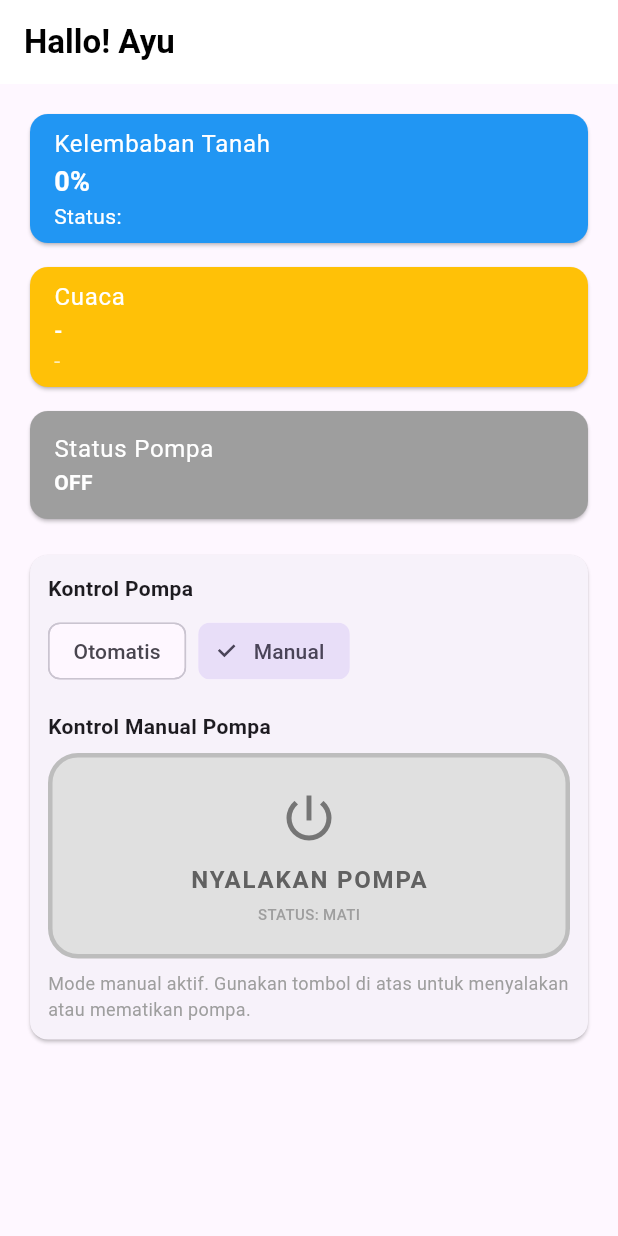
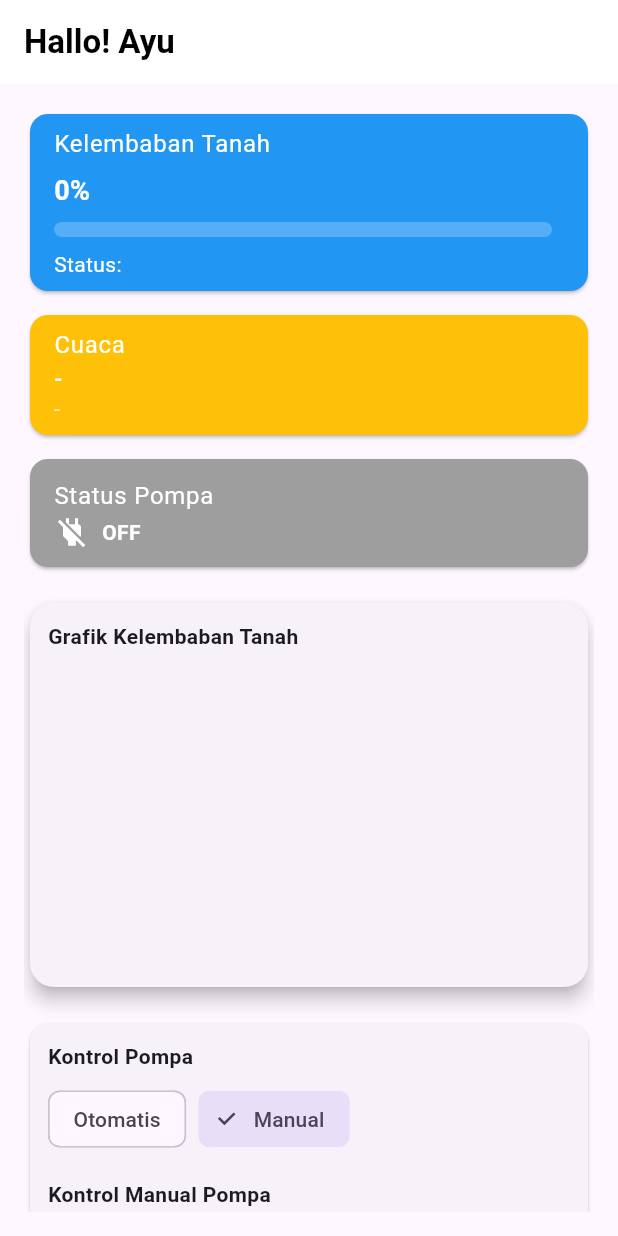
Before and after one commit to Ayuke123/Irigasi_cerdas_baru_Solo, a Flutter app: the DashboardPage screen opened directly, on a phone screen of 412 x 824 dp. Run offline on Flutter 3.47's test engine with Material 3 defaults, Android fonts, the phone set to English and light mode, and no system bars; drawn by our look-alikes of fl_chart; our stand-ins replace cloud_firestore, firebase_auth, firebase_core, firebase_database, flutter_local_notifications; accounts and stored records are empty; network calls fail.

Commit message:
pompa manual, grafik

```diff
--- a/lib/pages/home_page.dart
+++ b/lib/pages/home_page.dart
@@ -7,15 +7,13 @@ import 'package:firebase_auth/firebase_auth.dart';
 import 'package:cloud_firestore/cloud_firestore.dart';
 import 'package:flutter_local_notifications/flutter_local_notifications.dart';
 import 'package:intl/intl.dart';
+import 'package:fl_chart/fl_chart.dart';
 
 void main() async {
   WidgetsFlutterBinding.ensureInitialized();
-  final dbRef = FirebaseDatabase.instanceFor(
-    app: Firebase.app(),
-    databaseURL:
-        "https://irigasi-cerdas-baru-default-rtdb.asia-southeast1.firebasedatabase.app",
-  ).ref();
-
+  await Firebase.initializeApp(
+    options: DefaultFirebaseOptions.currentPlatform,
+  );
   runApp(MyApp());
 }
 
@@ -26,57 +24,6 @@ class MyApp extends StatelessWidget {
       title: 'Irigasi Cerdas',
       debugShowCheckedModeBanner: false,
       home: DashboardPage(),
-    );
-  }
-
-  Widget _buildManualButton({
-    required String title,
-    required IconData icon,
-    required Color color,
-    required bool isActive,
-    required VoidCallback onTap,
-  }) {
-    return InkWell(
-      onTap: onTap,
-      borderRadius: BorderRadius.circular(12),
-      child: Container(
-        padding: const EdgeInsets.symmetric(vertical: 12),
-        decoration: BoxDecoration(
-          color: isActive ? color : Colors.grey.shade200,
-          borderRadius: BorderRadius.circular(12),
-          border: Border.all(
-            color: isActive ? color : Colors.grey.shade400,
-            width: 2,
-          ),
-          boxShadow: isActive
-              ? [
-                  BoxShadow(
-                    color: color.withOpacity(0.4),
-                    blurRadius: 8,
-                    offset: const Offset(0, 4),
-                  )
-                ]
-              : [],
-        ),
-        child: Column(
-          children: [
-            Icon(
-              icon,
-              color: isActive ? Colors.white : Colors.grey.shade600,
-              size: 28,
-            ),
-            const SizedBox(height: 4),
-            Text(
-              title,
-              style: TextStyle(
-                color: isActive ? Colors.white : Colors.grey.shade600,
-                fontWeight: FontWeight.bold,
-                fontSize: 12,
-              ),
-            ),
-          ],
-        ),
-      ),
     );
   }
 }
@@ -98,9 +45,11 @@ class _DashboardPageState extends State<DashboardPage> {
 
   // 🔥 DATA SENSOR
   String pumpStatus = "OFF";
-  String soilStatus = ""; // Kosongkan agar tidak memicu notif saat awal buka
+  String soilStatus = "";
   int soilValue = 0;
   String mode = "Manual";
+  bool pumpValue = false;
+  List<FlSpot> soilData = [];
 
   // 🔥 DATA CUACA
   String suhu = "-";
@@ -113,44 +62,60 @@ class _DashboardPageState extends State<DashboardPage> {
     loadWeather();
 
     dbRef.child('live').onValue.listen((event) {
-      print("🔥 MASUK LISTENER");
-      print("SNAPSHOT: ${event.snapshot.value}");
-
-      if (!event.snapshot.exists || event.snapshot.value == null) {
-        print("DATA KOSONG");
-        return;
-      }
+      if (!event.snapshot.exists || event.snapshot.value == null) return;
 
       final rawData = event.snapshot.value as Map<dynamic, dynamic>;
-
-      final data = rawData.map(
-        (key, value) => MapEntry(key.toString(), value),
-      );
+      final data = rawData.map((key, value) => MapEntry(key.toString(), value));
 
       setState(() {
         pumpStatus = data['pump_state']?.toString() ?? "OFF";
         final newSoilStatus = data['status']?.toString() ?? "Tidak diketahui";
 
-        // Cek jika status tanah berubah untuk kirim notifikasi
-        if (newSoilStatus != soilStatus && soilStatus != "Kering" && soilStatus != "Basah" && soilStatus != "Lembap") {
-           // Ini untuk inisialisasi awal agar tidak langsung notif saat aplikasi dibuka
-        } else if (newSoilStatus != soilStatus) {
+        if (soilStatus != "" && newSoilStatus != soilStatus) {
            _sendNotification(newSoilStatus);
            _saveNotificationToDatabase(newSoilStatus);
         }
 
         soilStatus = newSoilStatus;
         soilValue = int.tryParse("${data['value']}") ?? 0;
+
+        // Update data grafik (maksimal 10 data terakhir)
+        if (soilData.length > 10) soilData.removeAt(0);
+        soilData.add(FlSpot(soilData.length.toDouble(), soilValue.toDouble()));
+      });
     });
 
-      print("DATA SETELAH PARSE: $data");
-    });
-
-    /// 🔥 MODE
     dbRef.child('control/mode').onValue.listen((event) {
       if (event.snapshot.exists && event.snapshot.value != null) {
         setState(() {
           mode = event.snapshot.value.toString();
+        });
+      }
+    });
+
+    dbRef.child('control/pump').onValue.listen((event) {
+      if (event.snapshot.exists && event.snapshot.value != null) {
+        setState(() {
+          pumpValue = event.snapshot.value as bool;
+        });
+      }
+    });
+
+    dbRef.child('history').limitToLast(10).onValue.listen((event) {
+      if (event.snapshot.exists) {
+        final data = event.snapshot.value as Map<dynamic, dynamic>;
+
+        List<FlSpot> temp = [];
+        int index = 0;
+
+        data.forEach((key, value) {
+          final persen = value['nilai_persen'] ?? 0;
+          temp.add(FlSpot(index.toDouble(), persen.toDouble()));
+          index++;
+        });
+
+        setState(() {
+          soilData = temp;
         });
       }
     });
@@ -196,191 +161,170 @@ class _DashboardPageState extends State<DashboardPage> {
   Future<void> loadWeather() async {
     try {
       final user = FirebaseAuth.instance.currentUser;
-
       String alamat = "Makassar";
-
       if (user != null) {
-        final doc = await FirebaseFirestore.instance
-            .collection('users')
-            .doc(user.uid)
-            .get();
-
+        final doc = await FirebaseFirestore.instance.collection('users').doc(user.uid).get();
         if (doc.exists) {
-          final data = doc.data();
-          alamat = data?['alamat'] ?? "Makassar";
+          alamat = doc.data()?['alamat'] ?? "Makassar";
         }
       }
-
       final result = await WeatherService().getWeatherByAddress(alamat);
-
       setState(() {
         suhu = "${result.current.temperature.toStringAsFixed(0)}°C";
         lokasi = result.current.cityName;
       });
-
-      debugPrint("LOKASI USER: $alamat");
     } catch (e) {
       debugPrint("ERROR CUACA: $e");
     }
+  }
+
+  Color getSoilColor() {
+    if (soilStatus == "Kering") return Colors.red;
+    if (soilStatus == "Lembap") return Colors.orange;
+    if (soilStatus == "Basah") return Colors.green;
+    return Colors.blue;
   }
 
   @override
   Widget build(BuildContext context) {
     return Scaffold(
       appBar: AppBar(
-        title: const Text(
-          'Hallo! Ayu',
-          style: TextStyle(
-            fontWeight: FontWeight.bold,
-          ),
-        ),
-        centerTitle: false, // biar ke kiri
+        title: const Text('Hallo! Ayu', style: TextStyle(fontWeight: FontWeight.bold)),
+        centerTitle: false,
         backgroundColor: Colors.white,
         foregroundColor: Colors.black,
         elevation: 0,
       ),
       body: Padding(
         padding: const EdgeInsets.all(16.0),
+        child: SingleChildScrollView(
           child: Column(
             children: [
-            /// 🔥 KELEMBABAN TANAH (REALTIME FIX)
               Card(
-              color: Colors.blue,
+                color: getSoilColor(),
                 child: ListTile(
-                title: const Text(
-                  'Kelembaban Tanah',
-                  style: TextStyle(color: Colors.white),
-                ),
+                  title: const Text('Kelembaban Tanah', style: TextStyle(color: Colors.white)),
                   subtitle: Column(
                     crossAxisAlignment: CrossAxisAlignment.start,
                     children: [
-                    Text(
-                      '$soilValue%',
-                      style: const TextStyle(
-                        color: Colors.white,
-                        fontWeight: FontWeight.bold,
-                        fontSize: 18,
+                      const SizedBox(height: 6),
+                      Text('$soilValue%', style: const TextStyle(color: Colors.white, fontWeight: FontWeight.bold, fontSize: 18)),
+                      const SizedBox(height: 8),
+                      LinearProgressIndicator(
+                        value: soilValue / 100,
+                        minHeight: 10,
+                        backgroundColor: Colors.white24,
+                        borderRadius: BorderRadius.circular(5),
+                        valueColor: AlwaysStoppedAnimation<Color>(soilValue < 40 ? Colors.redAccent : Colors.white),
+                      ),
+                      const SizedBox(height: 8),
+                      Text('Status: $soilStatus', style: const TextStyle(color: Colors.white)),
+                    ],
                   ),
                 ),
-                    Text(
-                      'Status: $soilStatus',
-                      style: const TextStyle(color: Colors.white),
+              ),
+              const SizedBox(height: 8),
+              Card(
+                color: Colors.amber,
+                child: ListTile(
+                  title: const Text('Cuaca', style: TextStyle(color: Colors.white)),
+                  subtitle: Column(
+                    crossAxisAlignment: CrossAxisAlignment.start,
+                    children: [
+                      Text(suhu, style: const TextStyle(color: Colors.white, fontWeight: FontWeight.bold)),
+                      Text(lokasi, style: const TextStyle(color: Colors.white70)),
+                    ],
+                  ),
+                ),
+              ),
+              const SizedBox(height: 8),
+              Card(
+                color: Colors.grey,
+                child: ListTile(
+                  title: const Text('Status Pompa', style: TextStyle(color: Colors.white)),
+                  subtitle: Row(
+                    children: [
+                      Icon(pumpStatus == "ON" ? Icons.water : Icons.power_off, color: Colors.white),
+                      const SizedBox(width: 8),
+                      Text(pumpStatus, style: const TextStyle(color: Colors.white, fontWeight: FontWeight.bold)),
+                    ],
+                  ),
+                ),
+              ),
+              const SizedBox(height: 16),
+              Card(
+                shape: RoundedRectangleBorder(borderRadius: BorderRadius.circular(16)),
+                elevation: 5,
+                child: Padding(
+                  padding: const EdgeInsets.all(12),
+                  child: Column(
+                    crossAxisAlignment: CrossAxisAlignment.start,
+                    children: [
+                      const Text(
+                        "Grafik Kelembaban Tanah",
+                        style: TextStyle(fontWeight: FontWeight.bold),
+                      ),
+                      const SizedBox(height: 12),
+                      SizedBox(
+                        height: 200,
+                        child: LineChart(
+                          LineChartData(
+                            borderData: FlBorderData(show: false),
+                            gridData: FlGridData(show: true),
+                            titlesData: FlTitlesData(show: false),
+                            lineBarsData: [
+                              LineChartBarData(
+                                spots: soilData,
+                                isCurved: true,
+                                dotData: FlDotData(show: true),
+                                belowBarData: BarAreaData(show: false),
                               ),
                             ],
                           ),
                         ),
                       ),
-
-            const SizedBox(height: 8),
-
-            /// 🔥 CUACA
-            Card(
-              color: Colors.amber,
-              child: ListTile(
-                title: const Text(
-                  'Cuaca',
-                  style: TextStyle(color: Colors.white),
-                ),
-                subtitle: Column(
-                  crossAxisAlignment: CrossAxisAlignment.start,
-                  children: [
-                    Text(
-                      suhu,
-                      style: const TextStyle(
-                        color: Colors.white,
-                        fontWeight: FontWeight.bold,
-                      ),
-                    ),
-                    Text(
-                      lokasi,
-                      style: const TextStyle(color: Colors.white70),
-                    ),
                     ],
                   ),
                 ),
               ),
-
-            const SizedBox(height: 8),
-
-            /// 🔥 STATUS POMPA
-            Card(
-              color: Colors.grey,
-              child: ListTile(
-                title: const Text(
-                  'Status Pompa',
-                  style: TextStyle(color: Colors.white),
-                ),
-                subtitle: Text(
-                  pumpStatus,
-                  style: const TextStyle(
-                    color: Colors.white,
-                    fontWeight: FontWeight.bold,
-                  ),
-                ),
-              ),
-            ),
-
               const SizedBox(height: 16),
-
-            /// 🔥 KONTROL
               Card(
                 child: Padding(
                   padding: const EdgeInsets.all(12.0),
                   child: Column(
                     crossAxisAlignment: CrossAxisAlignment.start,
                     children: [
-                    const Text(
-                      'Kontrol Pompa',
-                      style: TextStyle(fontWeight: FontWeight.bold),
-                    ),
+                      const Text('Kontrol Pompa', style: TextStyle(fontWeight: FontWeight.bold)),
                       const SizedBox(height: 8),
                       Row(
                         children: [
                           ChoiceChip(
                             label: const Text('Otomatis'),
                             selected: mode == "Otomatis",
-                          onSelected: (val) {
-                            dbRef
-                                .child('control/mode')
-                                .set(val ? "Otomatis" : "Manual");
-                          },
+                            onSelected: (val) => dbRef.child('control/mode').set(val ? "Otomatis" : "Manual"),
                           ),
                           const SizedBox(width: 8),
                           ChoiceChip(
                             label: const Text('Manual'),
                             selected: mode == "Manual",
-                          onSelected: (val) {
-                            dbRef
-                                .child('control/mode')
-                                .set(val ? "Manual" : "Otomatis");
-                          },
+                            onSelected: (val) => dbRef.child('control/mode').set(val ? "Manual" : "Otomatis"),
                           ),
                         ],
                       ),
                       if (mode == "Manual") ...[
                         const SizedBox(height: 16),
-                      const Text(
-                        'Kontrol Manual Pompa',
-                        style: TextStyle(fontWeight: FontWeight.bold, fontSize: 14),
-                      ),
+                        const Text('Kontrol Manual Pompa', style: TextStyle(fontWeight: FontWeight.bold, fontSize: 14)),
                         const SizedBox(height: 8),
-                      Center(
-                        child: SizedBox(
+                        SizedBox(
                           width: double.infinity,
                           child: _buildManualButton(
-                            title: pumpStatus == "ON" ? "MATIKAN POMPA" : "NYALAKAN POMPA",
+                            title: pumpValue ? "MATIKAN POMPA" : "NYALAKAN POMPA",
                             icon: Icons.power_settings_new,
-
-                            // warna aktif = hijau, tapi hanya dipakai saat ON
                             color: Colors.green,
-
-                            // status ON / OFF
-                            isActive: pumpStatus == "ON",
-
+                            isActive: pumpValue,
                             onTap: () {
-                              dbRef.child('control/pump').set(pumpStatus == "OFF");
+                              dbRef.child('control/pump').set(!pumpValue);
                             },
-                          ),
                           ),
                         ),
                       ],
@@ -398,6 +342,7 @@ class _DashboardPageState extends State<DashboardPage> {
             ],
           ),
         ),
+      ),
     );
   }
 
@@ -412,7 +357,7 @@ class _DashboardPageState extends State<DashboardPage> {
       onTap: onTap,
       borderRadius: BorderRadius.circular(20),
       child: AnimatedContainer(
-        duration: const Duration(milliseconds: 500), // Durasi animasi 0.5 detik
+        duration: const Duration(milliseconds: 500),
         curve: Curves.easeInOut,
         padding: const EdgeInsets.symmetric(vertical: 20),
         decoration: BoxDecoration(
@@ -422,48 +367,19 @@ class _DashboardPageState extends State<DashboardPage> {
             color: isActive ? color.withOpacity(0.7) : Colors.grey.shade400,
             width: 3,
           ),
-          boxShadow: isActive
-              ? [
-                  BoxShadow(
-                    color: color.withOpacity(0.5),
-                    blurRadius: 15,
-                    spreadRadius: 2,
-                    offset: const Offset(0, 4),
-                  )
-                ]
-              : [],
+          boxShadow: isActive ? [BoxShadow(color: color.withOpacity(0.5), blurRadius: 15, spreadRadius: 2, offset: const Offset(0, 4))] : [],
         ),
         child: Column(
-          mainAxisSize: MainAxisSize.min,
           children: [
             AnimatedRotation(
               duration: const Duration(milliseconds: 500),
-              turns: isActive ? 1 : 0, // Ikon sedikit berputar saat aktif
-              child: Icon(
-                icon,
-                color: isActive ? Colors.white : Colors.grey.shade600,
-                size: 40,
-              ),
+              turns: isActive ? 1 : 0,
+              child: Icon(icon, color: isActive ? Colors.white : Colors.grey.shade600, size: 40),
             ),
             const SizedBox(height: 10),
-            Text(
-              title,
-              style: TextStyle(
-                color: isActive ? Colors.white : Colors.grey.shade700,
-                fontWeight: FontWeight.bold,
-                fontSize: 16,
-                letterSpacing: 1.2,
-              ),
-            ),
+            Text(title, style: TextStyle(color: isActive ? Colors.white : Colors.grey.shade700, fontWeight: FontWeight.bold, fontSize: 16, letterSpacing: 1.2)),
             const SizedBox(height: 4),
-            Text(
-              isActive ? "STATUS: AKTIF" : "STATUS: MATI",
-              style: TextStyle(
-                color: isActive ? Colors.white70 : Colors.grey.shade500,
-                fontSize: 10,
-                fontWeight: FontWeight.w500,
-              ),
-            ),
+            Text(isActive ? "STATUS: AKTIF" : "STATUS: MATI", style: TextStyle(color: isActive ? Colors.white70 : Colors.grey.shade500, fontSize: 10, fontWeight: FontWeight.w500)),
           ],
         ),
       ),
--- a/pubspec.yaml
+++ b/pubspec.yaml
@@ -17,6 +17,7 @@ dependencies:
   firebase_database: ^10.5.7
   intl: ^0.20.2
   flutter_local_notifications: ^17.0.0
+  fl_chart: ^0.68.0
 
 
 dev_dependencies:
```
Also changed, not shown: pubspec.lock. Lines whose indentation alone changed are shown as unchanged.
